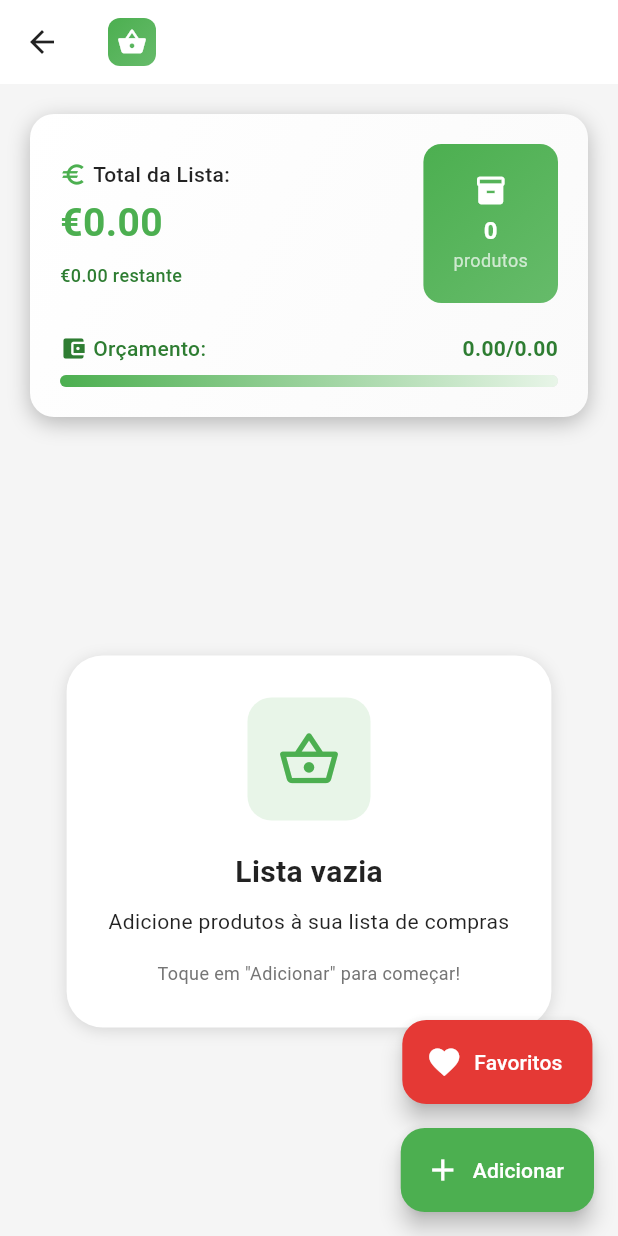
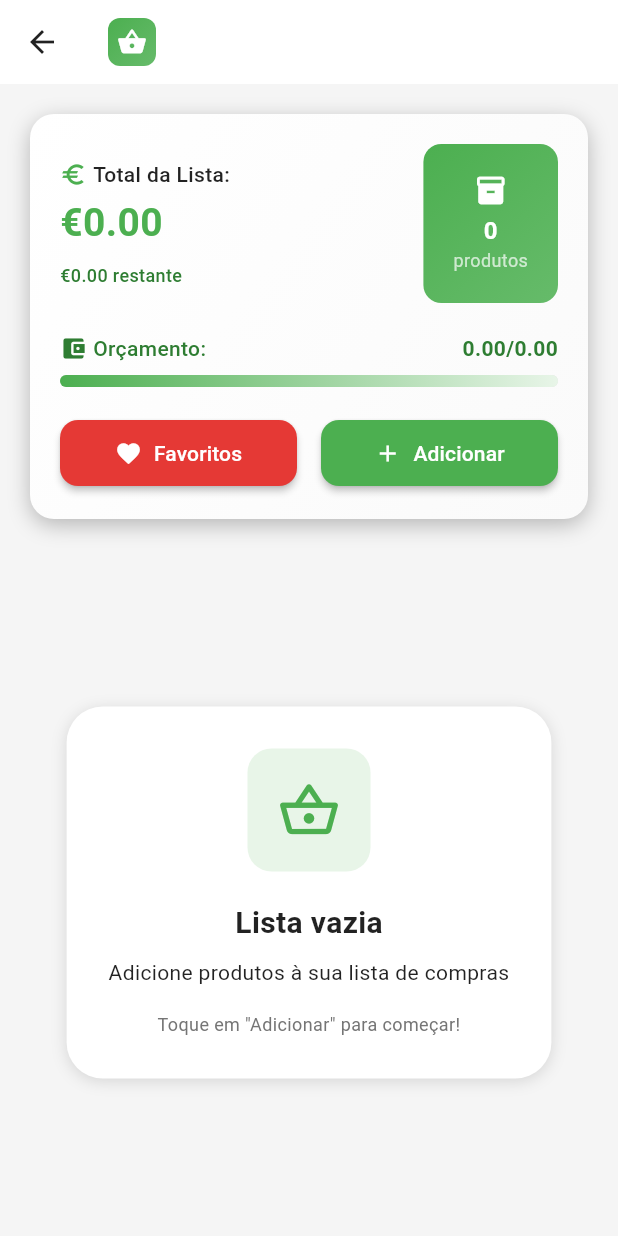
Before and after one commit to GrecoLucas/App, a Flutter app: the ShoppingListDetailScreen screen opened directly with empty values, on a phone screen of 412 x 824 dp. Run offline on Flutter 3.47's test engine with Material 3 defaults, Android fonts, the phone set to English and light mode, and no system bars; our stand-ins replace shared_preferences; accounts and stored records are empty.

Commit message:
better layout

```diff
--- a/firstly/lib/screens/shopping_list_detail_screen.dart
+++ b/firstly/lib/screens/shopping_list_detail_screen.dart
@@ -321,30 +321,6 @@ class _ShoppingListDetailScreenState extends State<ShoppingListDetailScreen> {
           ),
         ],
       ),
-      floatingActionButton: Column(
-        mainAxisAlignment: MainAxisAlignment.end,
-        children: [
-          FloatingActionButton.extended(
-            onPressed: _addFavoriteProducts,
-            tooltip: 'Adicionar Favoritos',
-            backgroundColor: AppTheme.warningRed,
-            foregroundColor: Colors.white,
-            heroTag: "fab_favorites",
-            icon: const Icon(Icons.favorite),
-            label: const Text('Favoritos'),
-          ),
-          const SizedBox(height: 16),
-          FloatingActionButton.extended(
-            onPressed: _addProduct,
-            tooltip: 'Adicionar Produto',
-            icon: const Icon(Icons.add),
-            label: const Text('Adicionar'),
-            backgroundColor: AppTheme.primaryGreen,
-            foregroundColor: Colors.white,
-            heroTag: "fab_add",
-          ),
-        ],
-      ),
     );
   }
 
@@ -445,6 +421,45 @@ class _ShoppingListDetailScreenState extends State<ShoppingListDetailScreen> {
               const SizedBox(height: AppConstants.paddingLarge),
               _buildBudgetProgress(),
             ],
+            // Botões de ação fixos
+            const SizedBox(height: AppConstants.paddingLarge),
+            Row(
+              children: [
+                Expanded(
+                  child: ElevatedButton.icon(
+                    onPressed: _addFavoriteProducts,
+                    style: ElevatedButton.styleFrom(
+                      backgroundColor: AppTheme.warningRed,
+                      foregroundColor: Colors.white,
+                      padding: const EdgeInsets.symmetric(vertical: 12),
+                      shape: RoundedRectangleBorder(
+                        borderRadius: BorderRadius.circular(AppConstants.radiusMedium),
+                      ),
+                      elevation: 2,
+                    ),
+                    icon: const Icon(Icons.favorite, size: 18),
+                    label: const Text('Favoritos'),
+                  ),
+                ),
+                const SizedBox(width: AppConstants.paddingMedium),
+                Expanded(
+                  child: ElevatedButton.icon(
+                    onPressed: _addProduct,
+                    style: ElevatedButton.styleFrom(
+                      backgroundColor: AppTheme.primaryGreen,
+                      foregroundColor: Colors.white,
+                      padding: const EdgeInsets.symmetric(vertical: 12),
+                      shape: RoundedRectangleBorder(
+                        borderRadius: BorderRadius.circular(AppConstants.radiusMedium),
+                      ),
+                      elevation: 2,
+                    ),
+                    icon: const Icon(Icons.add, size: 18),
+                    label: const Text('Adicionar'),
+                  ),
+                ),
+              ],
+            ),
           ],
         ),
       ),
@@ -510,29 +525,6 @@ class _ShoppingListDetailScreenState extends State<ShoppingListDetailScreen> {
 
     return Padding(
       padding: const EdgeInsets.symmetric(horizontal: AppConstants.paddingLarge),
-      child: Column(
-        crossAxisAlignment: CrossAxisAlignment.start,
-        children: [
-          Padding(
-            padding: const EdgeInsets.only(
-              left: AppConstants.paddingSmall,
-              bottom: AppConstants.paddingMedium,
-            ),
-            child: Row(
-              children: [
-                Text(
-                  'Produtos (${widget.shoppingList.items.length})',
-                  style: AppStyles.bodyLarge.copyWith(
-                    color: AppTheme.darkGreen,
-                    fontWeight: FontWeight.w600,
-                  ),
-                ),
-                const SizedBox(width: AppConstants.paddingMedium),
-                SortInfoChip(criteria: _currentSortCriteria),
-              ],
-            ),
-          ),
-          Expanded(
       child: ListView.builder(
         itemCount: sortedItems.length,
         itemBuilder: (context, index) {
@@ -546,9 +538,6 @@ class _ShoppingListDetailScreenState extends State<ShoppingListDetailScreen> {
           );
         },
       ),
-          ),
-        ],
-      ),
     );
   }
 }
```
Also changed, not shown: firstly/lib/widgets/enhanced_product_card.dart (+49 -55 lines). Lines whose indentation alone changed are shown as unchanged.
